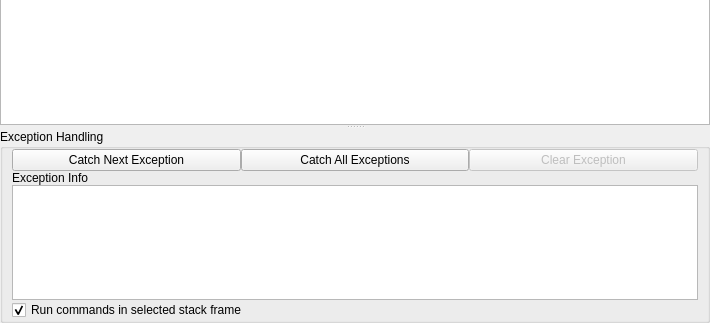
Qt form console/template.ui (pyqtgraph/pyqtgraph) before a commit; both pictures show x 0 to 710 and y 174 to 497 of the 710 by 497 pixel window.
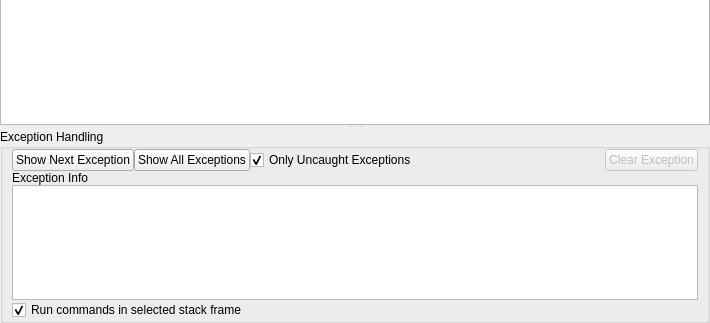
The same form after that commit. Custom widgets are drawn as their Qt base class.

Commit message: Console: added ability to display exceptions before they are caught Canvas: added clear() method

What changed in the file:
```diff
--- a/console/template.ui
+++ b/console/template.ui
@@ -89,44 +89,44 @@
        <property name="spacing">
         <number>0</number>
        </property>
+       <item row="0" column="1">
+        <widget class="QPushButton" name="catchAllExceptionsBtn">
+         <property name="text">
+          <string>Show All Exceptions</string>
+         </property>
+         <property name="checkable">
+          <bool>true</bool>
+         </property>
+        </widget>
+       </item>
        <item row="0" column="0">
         <widget class="QPushButton" name="catchNextExceptionBtn">
          <property name="text">
-          <string>Catch Next Exception</string>
+          <string>Show Next Exception</string>
          </property>
          <property name="checkable">
           <bool>true</bool>
          </property>
         </widget>
        </item>
-       <item row="2" column="0" colspan="3">
+       <item row="0" column="2">
+        <widget class="QCheckBox" name="onlyUncaughtCheck">
+         <property name="text">
+          <string>Only Uncaught Exceptions</string>
+         </property>
+         <property name="checked">
+          <bool>true</bool>
+         </property>
+        </widget>
+       </item>
+       <item row="2" column="0" colspan="5">
         <widget class="QListWidget" name="exceptionStackList">
          <property name="alternatingRowColors">
           <bool>true</bool>
          </property>
         </widget>
        </item>
-       <item row="0" column="1">
-        <widget class="QPushButton" name="catchAllExceptionsBtn">
-         <property name="text">
-          <string>Catch All Exceptions</string>
-         </property>
-         <property name="checkable">
-          <bool>true</bool>
-         </property>
-        </widget>
-       </item>
-       <item row="0" column="2">
-        <widget class="QPushButton" name="clearExceptionBtn">
-         <property name="enabled">
-          <bool>false</bool>
-         </property>
-         <property name="text">
-          <string>Clear Exception</string>
-         </property>
-        </widget>
-       </item>
-       <item row="3" column="0" colspan="3">
+       <item row="3" column="0" colspan="5">
         <widget class="QCheckBox" name="runSelectedFrameCheck">
          <property name="text">
           <string>Run commands in selected stack frame</string>
@@ -143,6 +143,29 @@
          </property>
         </widget>
        </item>
+       <item row="0" column="4">
+        <widget class="QPushButton" name="clearExceptionBtn">
+         <property name="enabled">
+          <bool>false</bool>
+         </property>
+         <property name="text">
+          <string>Clear Exception</string>
+         </property>
+        </widget>
+       </item>
+       <item row="0" column="3">
+        <spacer name="horizontalSpacer">
+         <property name="orientation">
+          <enum>Qt::Horizontal</enum>
+         </property>
+         <property name="sizeHint" stdset="0">
+          <size>
+           <width>40</width>
+           <height>20</height>
+          </size>
+         </property>
+        </spacer>
+       </item>
       </layout>
      </widget>
     </widget>
```
Left out of the diff: 2 changed lines with no effect on the pictures. The commit also changes 3 other files.
